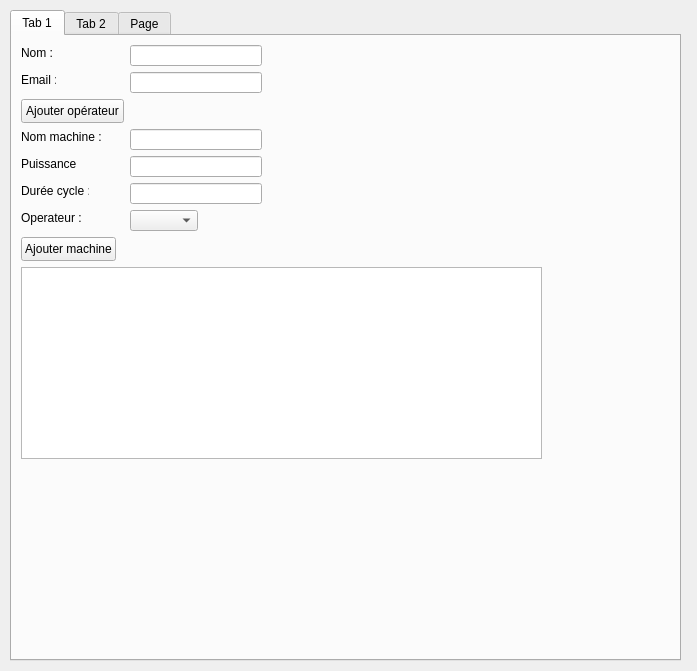
Qt form interface_projet.ui (WalidAbkl/Projet_Systeme_info) before a commit.
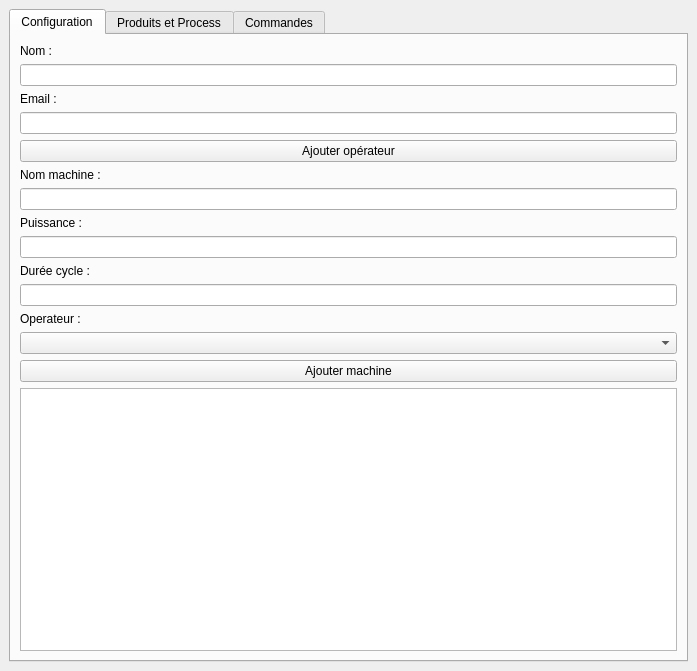
The same form after that commit. The open tabs and pages were chosen to show the change.

Commit message: remise a zero de la base

What changed in the file:
```diff
--- a/interface_projet.ui
+++ b/interface_projet.ui
@@ -16,10 +16,10 @@
   <widget class="QTabWidget" name="Commande">
    <property name="geometry">
     <rect>
-     <x>10</x>
-     <y>10</y>
-     <width>671</width>
-     <height>651</height>
+     <x>9</x>
+     <y>9</y>
+     <width>679</width>
+     <height>653</height>
     </rect>
    </property>
    <property name="currentIndex">
@@ -27,186 +27,91 @@
    </property>
    <widget class="QWidget" name="Configuration">
     <attribute name="title">
-     <string>Tab 1</string>
+     <string>Configuration</string>
     </attribute>
+    <layout class="QVBoxLayout" name="verticalLayout">
+     <item>
     <widget class="QLabel" name="label">
-     <property name="geometry">
-      <rect>
-       <x>9</x>
-       <y>9</y>
-       <width>33</width>
-       <height>16</height>
-      </rect>
-     </property>
      <property name="text">
       <string>Nom :</string>
      </property>
     </widget>
+     </item>
+     <item>
+      <widget class="QLineEdit" name="lineEdit_nom"/>
+     </item>
+     <item>
     <widget class="QLabel" name="label_2">
-     <property name="geometry">
-      <rect>
-       <x>9</x>
-       <y>36</y>
-       <width>35</width>
-       <height>16</height>
-      </rect>
-     </property>
      <property name="text">
       <string>Email :</string>
      </property>
     </widget>
-    <widget class="QLineEdit" name="lineEdit_nom">
-     <property name="geometry">
-      <rect>
-       <x>118</x>
-       <y>9</y>
-       <width>132</width>
-       <height>21</height>
-      </rect>
-     </property>
-    </widget>
-    <widget class="QLineEdit" name="lineEdit_mail">
-     <property name="geometry">
-      <rect>
-       <x>118</x>
-       <y>36</y>
-       <width>132</width>
-       <height>21</height>
-      </rect>
-     </property>
-    </widget>
+     </item>
+     <item>
+      <widget class="QLineEdit" name="lineEdit_mail"/>
+     </item>
+     <item>
     <widget class="QPushButton" name="pushButton_add_operateur">
-     <property name="geometry">
-      <rect>
-       <x>9</x>
-       <y>63</y>
-       <width>103</width>
-       <height>24</height>
-      </rect>
-     </property>
      <property name="text">
       <string>Ajouter opérateur</string>
      </property>
     </widget>
+     </item>
+     <item>
     <widget class="QLabel" name="label_1">
-     <property name="geometry">
-      <rect>
-       <x>9</x>
-       <y>93</y>
-       <width>81</width>
-       <height>16</height>
-      </rect>
-     </property>
      <property name="text">
       <string>Nom machine :</string>
      </property>
     </widget>
+     </item>
+     <item>
+      <widget class="QLineEdit" name="lineEdit_nom_machine"/>
+     </item>
+     <item>
     <widget class="QLabel" name="label_3">
-     <property name="geometry">
-      <rect>
-       <x>9</x>
-       <y>120</y>
-       <width>58</width>
-       <height>16</height>
-      </rect>
-     </property>
      <property name="text">
       <string>Puissance :</string>
      </property>
     </widget>
-    <widget class="QLineEdit" name="lineEdit_nom_machine">
-     <property name="geometry">
-      <rect>
-       <x>118</x>
-       <y>93</y>
-       <width>132</width>
-       <height>21</height>
-      </rect>
-     </property>
-    </widget>
-    <widget class="QLineEdit" name="lineEdit_puissance">
-     <property name="geometry">
-      <rect>
-       <x>118</x>
-       <y>120</y>
-       <width>132</width>
-       <height>21</height>
-      </rect>
-     </property>
-    </widget>
+     </item>
+     <item>
+      <widget class="QLineEdit" name="lineEdit_puissance"/>
+     </item>
+     <item>
     <widget class="QLabel" name="label_4">
-     <property name="geometry">
-      <rect>
-       <x>9</x>
-       <y>147</y>
-       <width>68</width>
-       <height>16</height>
-      </rect>
-     </property>
      <property name="text">
       <string>Durée cycle :</string>
      </property>
     </widget>
-    <widget class="QLineEdit" name="lineEdit_duree">
-     <property name="geometry">
-      <rect>
-       <x>118</x>
-       <y>147</y>
-       <width>132</width>
-       <height>21</height>
-      </rect>
-     </property>
-    </widget>
+     </item>
+     <item>
+      <widget class="QLineEdit" name="lineEdit_duree"/>
+     </item>
+     <item>
     <widget class="QLabel" name="label_5">
-     <property name="geometry">
-      <rect>
-       <x>9</x>
-       <y>174</y>
-       <width>60</width>
-       <height>16</height>
-      </rect>
-     </property>
      <property name="text">
       <string>Operateur :</string>
      </property>
     </widget>
+     </item>
+     <item>
+      <widget class="QComboBox" name="comboBox_operateur"/>
+     </item>
+     <item>
     <widget class="QPushButton" name="pushButton_add_machine">
-     <property name="geometry">
-      <rect>
-       <x>9</x>
-       <y>201</y>
-       <width>95</width>
-       <height>24</height>
-      </rect>
-     </property>
      <property name="text">
       <string>Ajouter machine</string>
      </property>
     </widget>
-    <widget class="QTableView" name="tableView_machines">
-     <property name="geometry">
-      <rect>
-       <x>9</x>
-       <y>231</y>
-       <width>521</width>
-       <height>192</height>
-      </rect>
-     </property>
-    </widget>
-    <widget class="QComboBox" name="comboBox_operateur">
-     <property name="geometry">
-      <rect>
-       <x>118</x>
-       <y>174</y>
-       <width>68</width>
-       <height>21</height>
-      </rect>
-     </property>
-    </widget>
+     </item>
+     <item>
+      <widget class="QTableView" name="tableView_machines"/>
+     </item>
+    </layout>
    </widget>
    <widget class="QWidget" name="Process_produit">
     <attribute name="title">
-     <string>Tab 2</string>
+     <string>Produits et Process</string>
     </attribute>
     <widget class="QWidget" name="layoutWidget">
      <property name="geometry">
@@ -283,7 +188,7 @@
    </widget>
    <widget class="QWidget" name="Electricite">
     <attribute name="title">
-     <string>Page</string>
+     <string>Commandes</string>
     </attribute>
     <widget class="QWidget" name="">
      <property name="geometry">
```
Left out of the diff: 64 changed lines with no effect on the pictures. Lines whose indentation alone changed are shown as unchanged. The commit also changes 2 other files.
